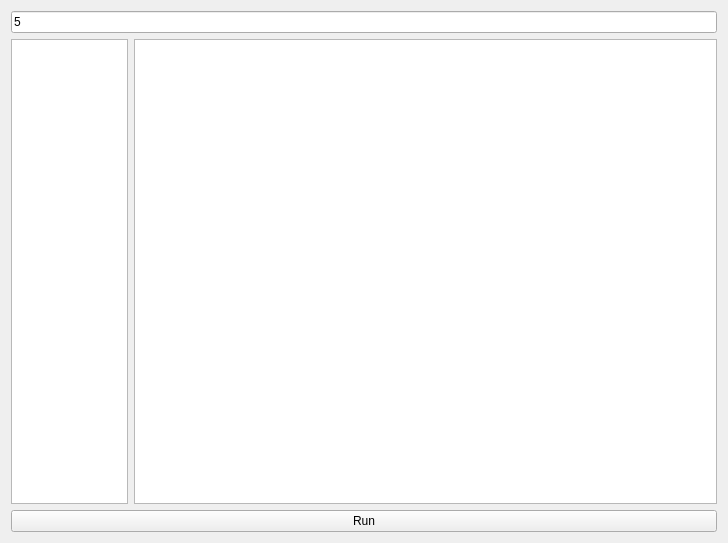
JC-labs/HyperCube_Scheduler, file HyperCube_Scheduler/HyperCube_Scheduler.ui: the form before one commit.
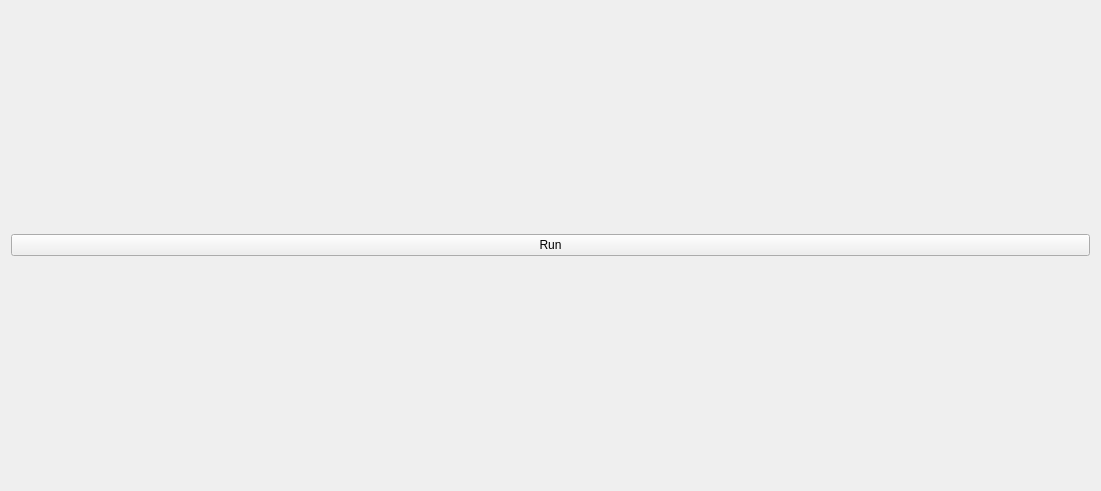
The form after the commit.

```diff
--- a/HyperCube_Scheduler/HyperCube_Scheduler.ui
+++ b/HyperCube_Scheduler/HyperCube_Scheduler.ui
@@ -6,8 +6,8 @@
    <rect>
     <x>0</x>
     <y>0</y>
-    <width>728</width>
-    <height>543</height>
+    <width>1101</width>
+    <height>491</height>
    </rect>
   </property>
   <property name="windowTitle">
@@ -15,25 +15,7 @@
   </property>
   <layout class="QVBoxLayout" name="verticalLayout">
    <item>
-    <layout class="QHBoxLayout" name="horizontalLayout">
-     <item>
-      <widget class="QLineEdit" name="size">
-       <property name="text">
-        <string>5</string>
-       </property>
-      </widget>
-     </item>
-    </layout>
-   </item>
-   <item>
-    <layout class="QHBoxLayout" name="horizontalLayout_2" stretch="1,5">
-     <item>
-      <widget class="QTableWidget" name="nodes"/>
-     </item>
-     <item>
-      <widget class="QTableWidget" name="links"/>
-     </item>
-    </layout>
+    <layout class="QHBoxLayout" name="layout"/>
    </item>
    <item>
     <widget class="QPushButton" name="run">
```
